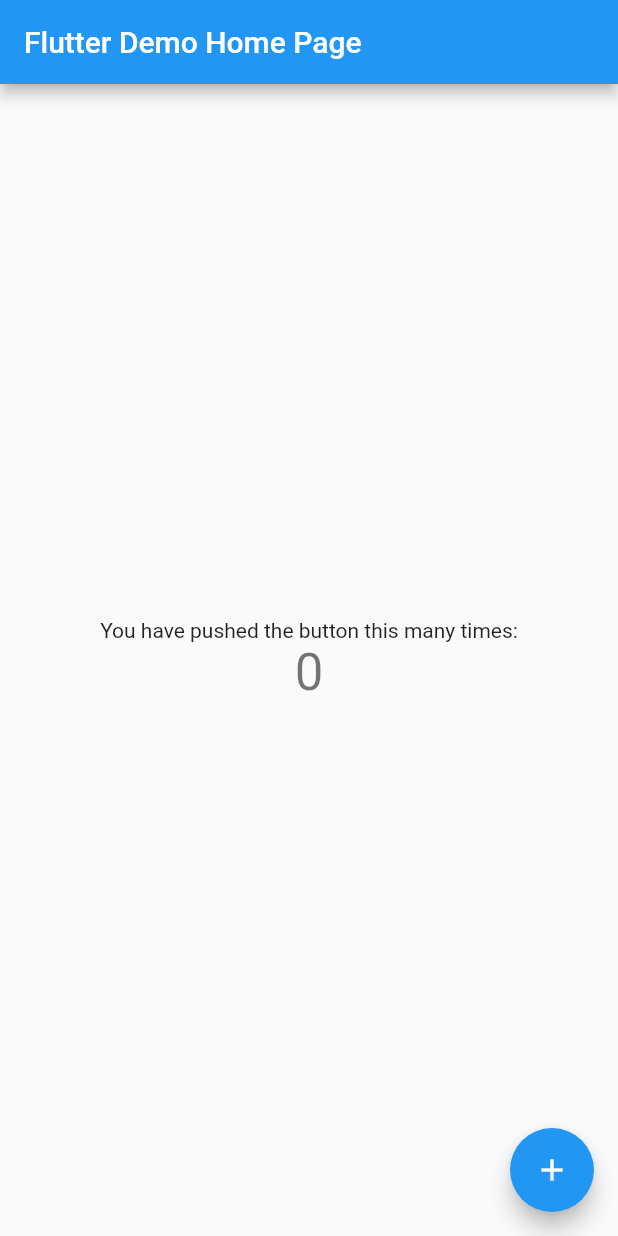
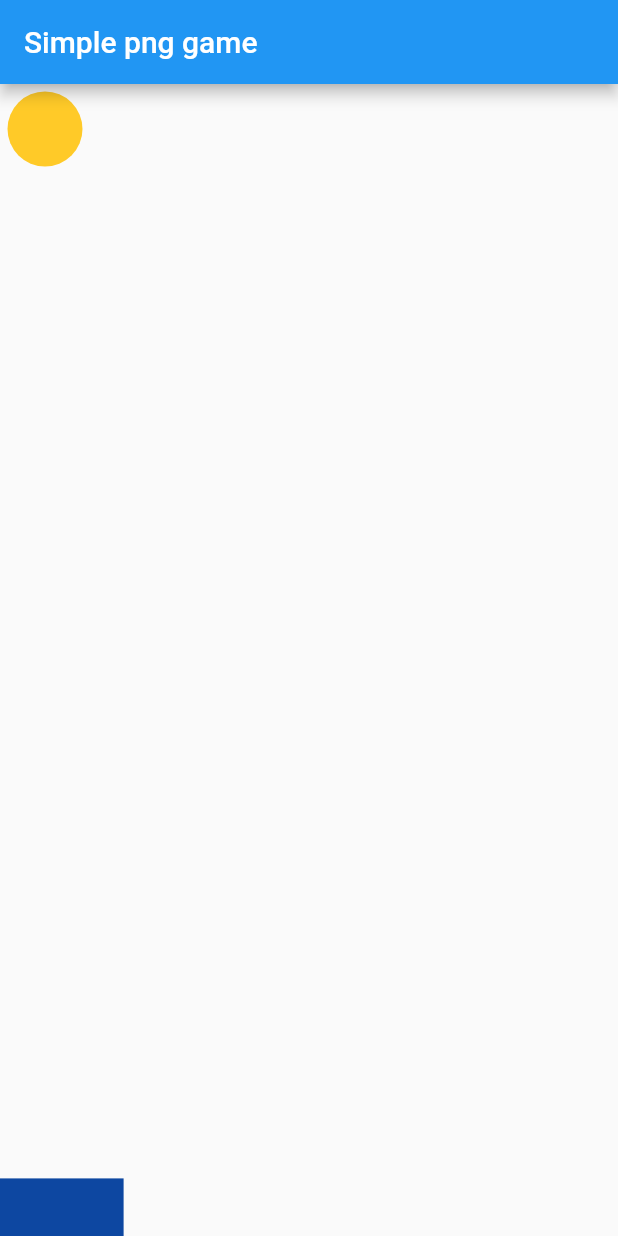
Before and after one commit to Musecreatives/pong_Boom, a Flutter app: the screen it shows after launch, on a phone screen of 412 x 824 dp. Run offline on Flutter 3.47's test engine with Material 2 defaults, Android fonts, the phone set to English and light mode, and no system bars.

Commit message:
project completed v1

```diff
--- /dev/null
+++ b/lib/ball.dart
@@ -0,0 +1,16 @@
+import 'package:flutter/material.dart';
+
+class Ball extends StatelessWidget {
+  const Ball({Key? key}) : super(key: key);
+
+  @override
+  Widget build(BuildContext context) {
+    const double diam = 50;
+    return Container(
+      width: diam,
+      height: diam,
+      decoration:
+          BoxDecoration(color: Colors.amber[400], shape: BoxShape.circle),
+    );
+  }
+}
--- /dev/null
+++ b/lib/bat.dart
@@ -0,0 +1,17 @@
+import 'package:flutter/material.dart';
+
+class Bat extends StatelessWidget {
+  final double width;
+  final double height;
+  const Bat(this.width, this.height, {Key? key}) : super(key: key);
+  @override
+  Widget build(BuildContext context) {
+    return Container(
+      width: width,
+      height: height,
+      decoration: BoxDecoration(
+        color: Colors.blue[900],
+      ),
+    );
+  }
+}
--- a/lib/main.dart
+++ b/lib/main.dart
@@ -1,4 +1,5 @@
 import 'package:flutter/material.dart';
+import './pong.dart';
 
 void main() {
   runApp(const MyApp());
@@ -11,105 +12,17 @@
   @override
   Widget build(BuildContext context) {
     return MaterialApp(
-      title: 'Flutter Demo',
+      title: 'Pong Boom',
       theme: ThemeData(
-        // This is the theme of your application.
-        //
-        // Try running your application with "flutter run". You'll see the
-        // application has a blue toolbar. Then, without quitting the app, try
-        // changing the primarySwatch below to Colors.green and then invoke
-        // "hot reload" (press "r" in the console where you ran "flutter run",
-        // or simply save your changes to "hot reload" in a Flutter IDE).
-        // Notice that the counter didn't reset back to zero; the application
-        // is not restarted.
+
         primarySwatch: Colors.blue,
       ),
-      home: const MyHomePage(title: 'Flutter Demo Home Page'),
+      home:  Scaffold(
+        appBar: AppBar(
+          title: const Text('Simple png game'),
+          ),
+          body: SafeArea(child: Pong()),
+          ),
     );
   }
 }
-
-class MyHomePage extends StatefulWidget {
-  const MyHomePage({Key? key, required this.title}) : super(key: key);
-
-  // This widget is the home page of your application. It is stateful, meaning
-  // that it has a State object (defined below) that contains fields that affect
-  // how it looks.
-
-  // This class is the configuration for the state. It holds the values (in this
-  // case the title) provided by the parent (in this case the App widget) and
-  // used by the build method of the State. Fields in a Widget subclass are
-  // always marked "final".
-
-  final String title;
-
-  @override
-  State<MyHomePage> createState() => _MyHomePageState();
-}
-
-class _MyHomePageState extends State<MyHomePage> {
-  int _counter = 0;
-
-  void _incrementCounter() {
-    setState(() {
-      // This call to setState tells the Flutter framework that something has
-      // changed in this State, which causes it to rerun the build method below
-      // so that the display can reflect the updated values. If we changed
-      // _counter without calling setState(), then the build method would not be
-      // called again, and so nothing would appear to happen.
-      _counter++;
-    });
-  }
-
-  @override
-  Widget build(BuildContext context) {
-    // This method is rerun every time setState is called, for instance as done
-    // by the _incrementCounter method above.
-    //
-    // The Flutter framework has been optimized to make rerunning build methods
-    // fast, so that you can just rebuild anything that needs updating rather
-    // than having to individually change instances of widgets.
-    return Scaffold(
-      appBar: AppBar(
-        // Here we take the value from the MyHomePage object that was created by
-        // the App.build method, and use it to set our appbar title.
-        title: Text(widget.title),
-      ),
-      body: Center(
-        // Center is a layout widget. It takes a single child and positions it
-        // in the middle of the parent.
-        child: Column(
-          // Column is also a layout widget. It takes a list of children and
-          // arranges them vertically. By default, it sizes itself to fit its
-          // children horizontally, and tries to be as tall as its parent.
-          //
-          // Invoke "debug painting" (press "p" in the console, choose the
-          // "Toggle Debug Paint" action from the Flutter Inspector in Android
-          // Studio, or the "Toggle Debug Paint" command in Visual Studio Code)
-          // to see the wireframe for each widget.
-          //
-          // Column has various properties to control how it sizes itself and
-          // how it positions its children. Here we use mainAxisAlignment to
-          // center the children vertically; the main axis here is the vertical
-          // axis because Columns are vertical (the cross axis would be
-          // horizontal).
-          mainAxisAlignment: MainAxisAlignment.center,
-          children: <Widget>[
-            const Text(
-              'You have pushed the button this many times:',
-            ),
-            Text(
-              '$_counter',
-              style: Theme.of(context).textTheme.headline4,
-            ),
-          ],
-        ),
-      ),
-      floatingActionButton: FloatingActionButton(
-        onPressed: _incrementCounter,
-        tooltip: 'Increment',
-        child: const Icon(Icons.add),
-      ), // This trailing comma makes auto-formatting nicer for build methods.
-    );
-  }
-}
--- /dev/null
+++ b/lib/pong.dart
@@ -0,0 +1,122 @@
+import 'package:flutter/material.dart';
+import 'ball.dart';
+import 'bat.dart';
+
+enum Direction { up, down, left, right }
+
+class Pong extends StatefulWidget {
+  const Pong({Key? key}) : super(key: key);
+
+  @override
+  State<Pong> createState() => _PongState();
+}
+
+Direction vDir = Direction.down;
+Direction hDir = Direction.right;
+
+class _PongState extends State<Pong> with SingleTickerProviderStateMixin {
+  @override
+  void dispose() {
+    controller?.dispose();
+    super.dispose();
+  }
+
+  double increment = 5;
+  Animation<double>? animation;
+  AnimationController? controller;
+  @override
+  void initState() {
+    posX = 0;
+    posY = 0;
+    controller = AnimationController(
+      duration: const Duration(
+        seconds: 10000,
+      ),
+      vsync: this,
+    );
+    // set linear interpolation between (Tween) a begining and ending value
+    animation = Tween<double>(begin: 0, end: 100).animate(controller!);
+    animation?.addListener(() {
+      safeSetState(() {
+        (hDir == Direction.right) ? posX = increment : posX = increment;
+        (vDir == Direction.down) ? posY = increment : posY = increment;
+      });
+      checkBorders();
+    });
+    controller?.forward();
+    super.initState();
+  }
+
+  double? width;
+  double? height;
+  double? posX = 0;
+  double? posY = 0;
+  double? batWidth = 0;
+  double? batHeight = 0;
+  double? batPosition = 0;
+  @override
+  Widget build(BuildContext context) {
+    return LayoutBuilder(
+        builder: (BuildContext context, BoxConstraints constraints) {
+      height = constraints.maxHeight;
+      width = constraints.maxWidth;
+      batWidth = width! / 5;
+      batHeight = height! / 20;
+      return Stack(
+        children: <Widget>[
+          Positioned(
+            top: posY,
+            left: posX,
+            child: const Ball(),
+          ),
+          Positioned(
+              bottom: 0,
+              left: batPosition,
+              child: GestureDetector(
+                onHorizontalDragUpdate: (DragUpdateDetails update) =>
+                    moveBat(update),
+                child: Bat(batWidth!, batHeight!),
+              ))
+        ],
+      );
+    });
+  }
+
+  void checkBorders() {
+    double diameter = 50;
+
+    if (posX! <= 0 && hDir == Direction.left) {
+      hDir = Direction.right;
+    }
+    if (posX! >= width! - diameter && hDir == Direction.right) {
+      hDir = Direction.left;
+    }
+    if (posY! >= height! - diameter - batHeight! && vDir == Direction.down) {
+      // check if the bat is here, otherwise the game is over
+      if (posX! >= (batPosition! - diameter) &&
+          posX! <= (batPosition! + batWidth! + diameter)) {
+        vDir = Direction.up;
+      } else {
+        controller!.stop();
+        dispose();
+      }
+    }
+    if (posY! <= 0 && vDir == Direction.up) {
+      vDir = Direction.down;
+    }
+  }
+
+  void moveBat(DragUpdateDetails update) {
+    safeSetState(() {
+      batPosition = update.delta.dx;
+    });
+  }
+
+  void safeSetState(Function function) {
+    if (mounted && controller!.isAnimating) {
+      setState(() {
+        function();
+      });
+    }
+  }
+}
```
